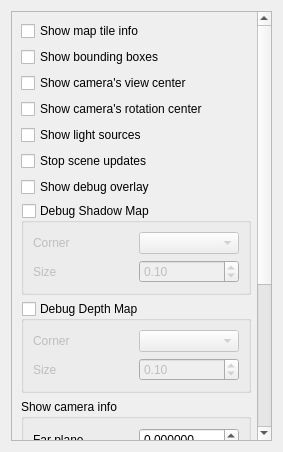
The window that src/ui/3d/3ddebugwidget.ui (qgis/QGIS) describes before a commit, drawn with Qt 5.
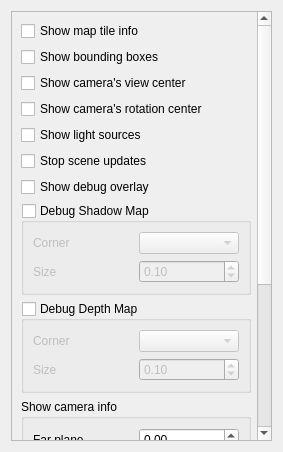
The same window after the commit. Custom widgets are drawn as their Qt base class.

Commit message: Change number of decimals in camera info spinboxes

Patch:
```diff
--- a/src/ui/3d/3ddebugwidget.ui
+++ b/src/ui/3d/3ddebugwidget.ui
@@ -44,7 +44,7 @@
       <property name="geometry">
        <rect>
         <x>0</x>
-        <y>0</y>
+        <y>-350</y>
         <width>250</width>
         <height>790</height>
        </rect>
@@ -260,7 +260,7 @@
              <enum>QAbstractSpinBox::UpDownArrows</enum>
             </property>
             <property name="decimals">
-             <number>6</number>
+             <number>2</number>
             </property>
            </widget>
           </item>
```
Left out of the diff: 14 changed lines with no effect on the pictures.
